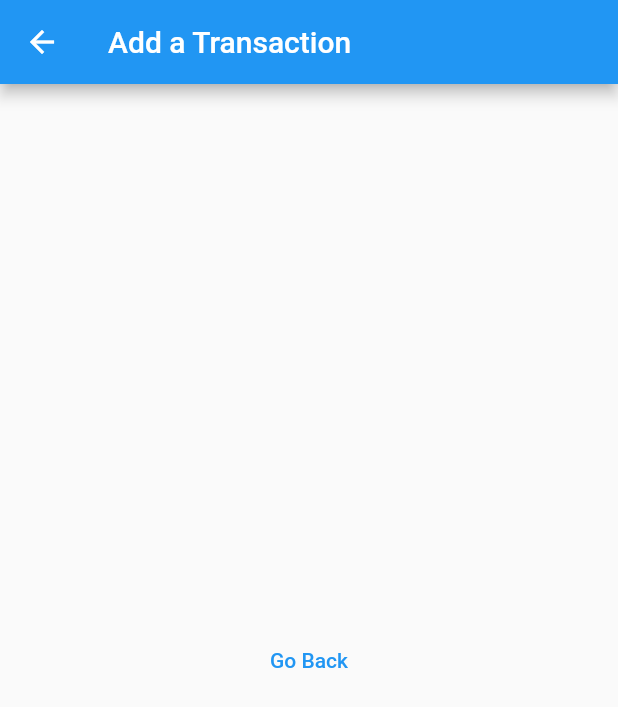
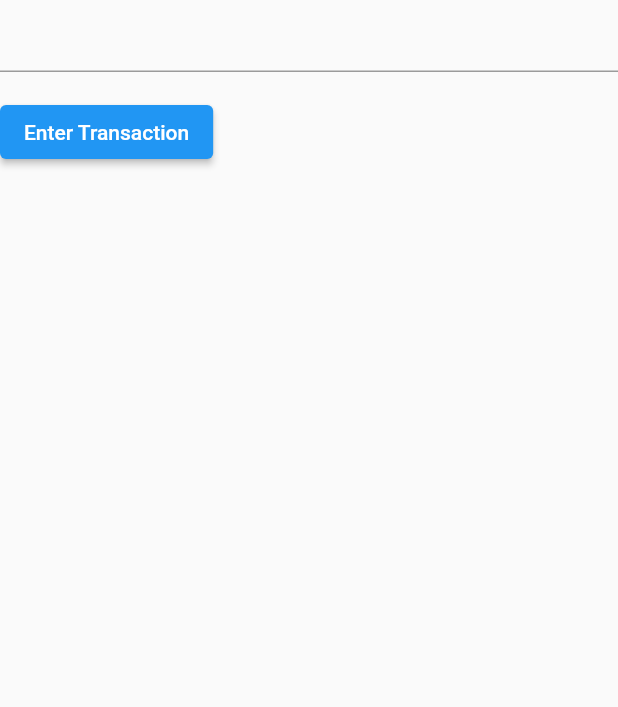
Before and after one commit to Lamb-Stack/PiFi, a Flutter app: the screen it shows after launch, after a tap on the "add" icon, on a phone screen of 412 x 824 dp. Shown: the top 707 px of the screen. Run offline on Flutter 3.47's test engine with Material 2 defaults, Android fonts, the light colour scheme and no system bars.

Commit message:
transaction template

```diff
--- a/lib/addTransaction.dart
+++ b/lib/addTransaction.dart
@@ -1,21 +1,46 @@
 import 'package:flutter/material.dart';
 
-class AddTransactions extends StatelessWidget {
-  const AddTransactions({Key? key, required this.title}) : super(key: key);
-  final String title;
+class AddTransaction extends StatefulWidget {
+  const AddTransaction({super.key});
+
+  @override
+  AddTransactionState createState() {
+    return AddTransactionState();
+  }
+}
+
+class AddTransactionState extends State<AddTransaction> {
+  final _formKey = GlobalKey<FormState>();
+
   @override
   Widget build(BuildContext context) {
     return Scaffold(
-      appBar: AppBar(
-        title: Text("Add a Transaction"),
-      ),
-      body: Center(
-        child: TextButton(
-          onPressed: () {
-            Navigator.pop(context);
-          },
-          child: const Text('Go Back'),
-        ),
+      key: _formKey,
+      body: Column(
+        crossAxisAlignment: CrossAxisAlignment.start,
+        children: [
+          TextFormField(
+            // The validator receives the text that the user has entered.
+            validator: (value) {
+              return (value != null && value.length < 101)
+                  ? 'Over 100 characters'
+                  : null;
+            },
+          ),
+          Padding(
+            padding: const EdgeInsets.symmetric(vertical: 16.0),
+            child: ElevatedButton(
+              onPressed: () {
+                // Validate returns true if the form is valid, or false otherwise.
+                ScaffoldMessenger.of(context).showSnackBar(
+                  const SnackBar(content: Text('Processing Data')),
+                );
+                Navigator.pop(context);
+              },
+              child: const Text('Enter Transaction'),
+            ),
+          ),
+        ],
       ),
     );
   }
--- a/lib/main.dart
+++ b/lib/main.dart
@@ -46,7 +46,7 @@ class FirstPage extends StatelessWidget {
       floatingActionButton: FloatingActionButton(
         onPressed: () {
           Navigator.push(context, MaterialPageRoute(builder: (context) {
-            return const AddTransactions(title: 'Add Transaction');
+            return const AddTransaction();
           }));
         },
         tooltip: 'Increment',
```
